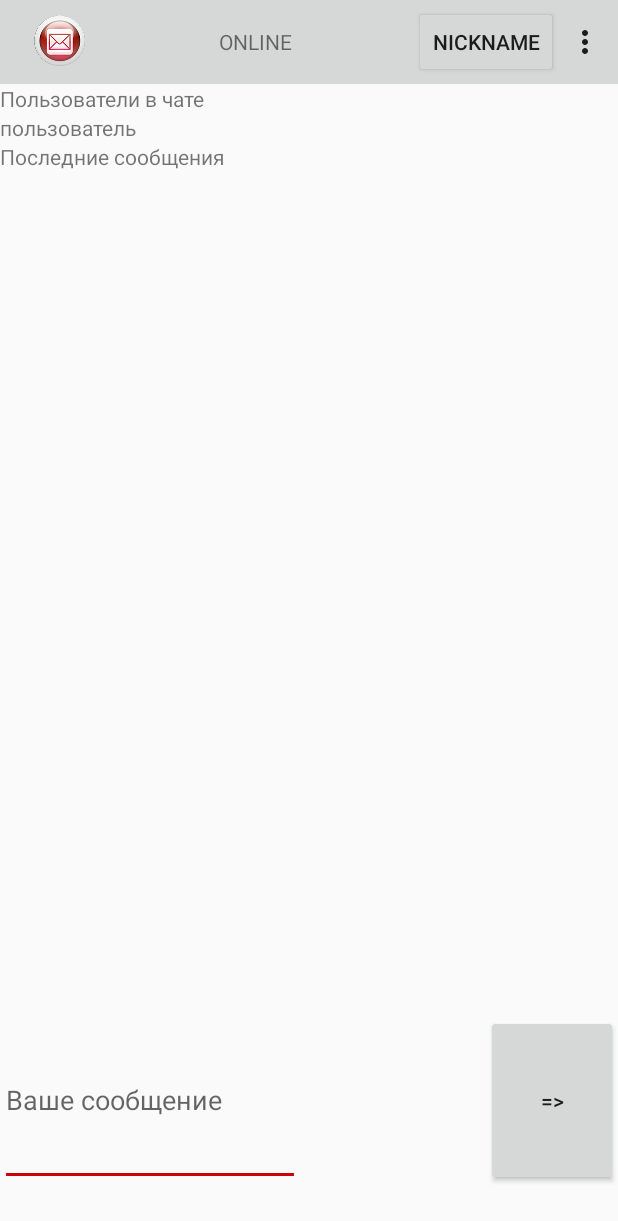
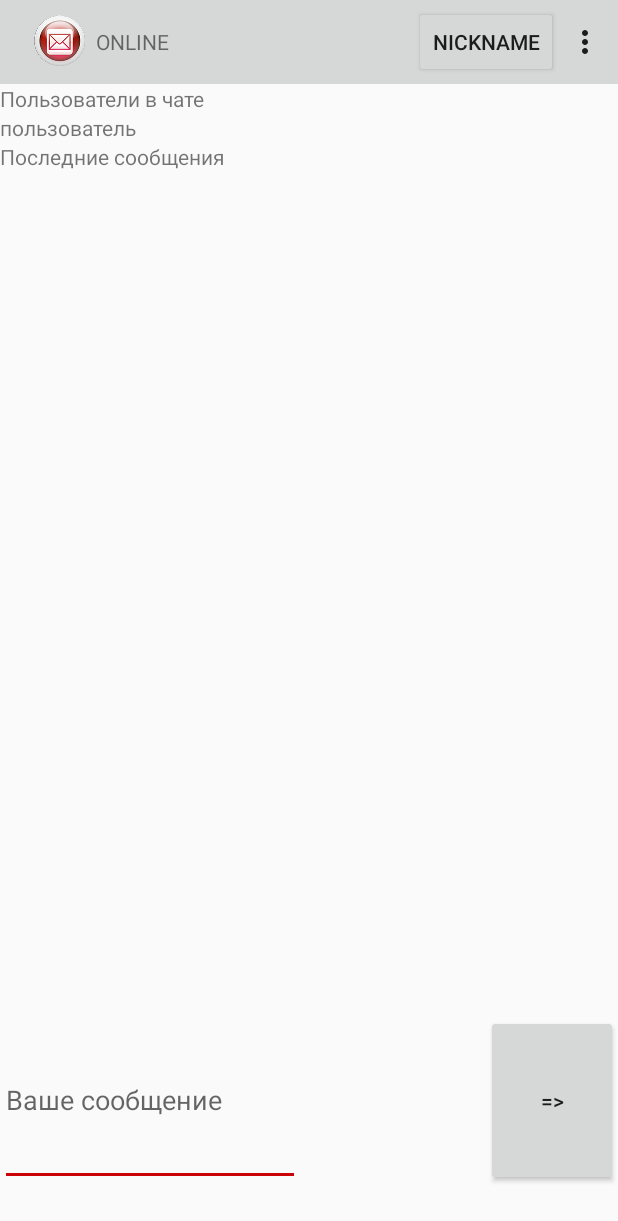
Before and after one commit to makzzz1986/JaPy-Messenger-Client, an Android app: the MainActivity screen opened directly, with no data from a screen before it, on a phone screen of 412 x 824 dp. Shown: the top 1221 px of the screen. Run offline under Robolectric (Android 15) with nearby library versions, the phone set to English and light mode, and no system bars.

```diff
--- a/app/src/main/res/layout/activity_main.xml
+++ b/app/src/main/res/layout/activity_main.xml
@@ -33,7 +33,7 @@
                 android:layout_width="0dp"
                 android:layout_height="match_parent"
                 android:id="@+id/menu_choosen_status"
-                android:gravity="center_vertical|center_horizontal" />
+                android:gravity="center_vertical|start" />
 
             <Button
                 android:layout_width="wrap_content"
```
Also changed, not shown: app/src/main/java/ru/rdtc/makzzz/chat/MainActivity.java (+5 -8 lines).
